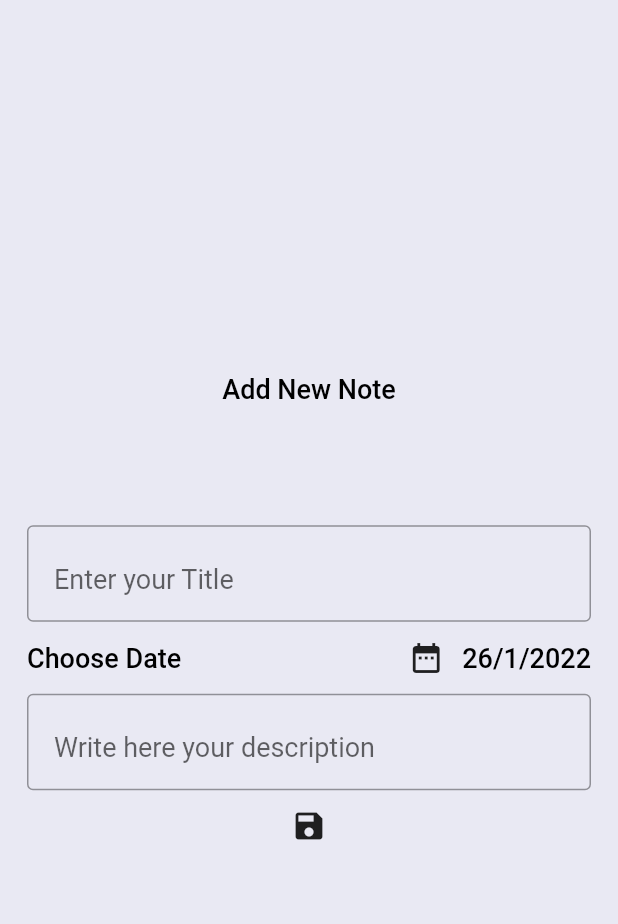
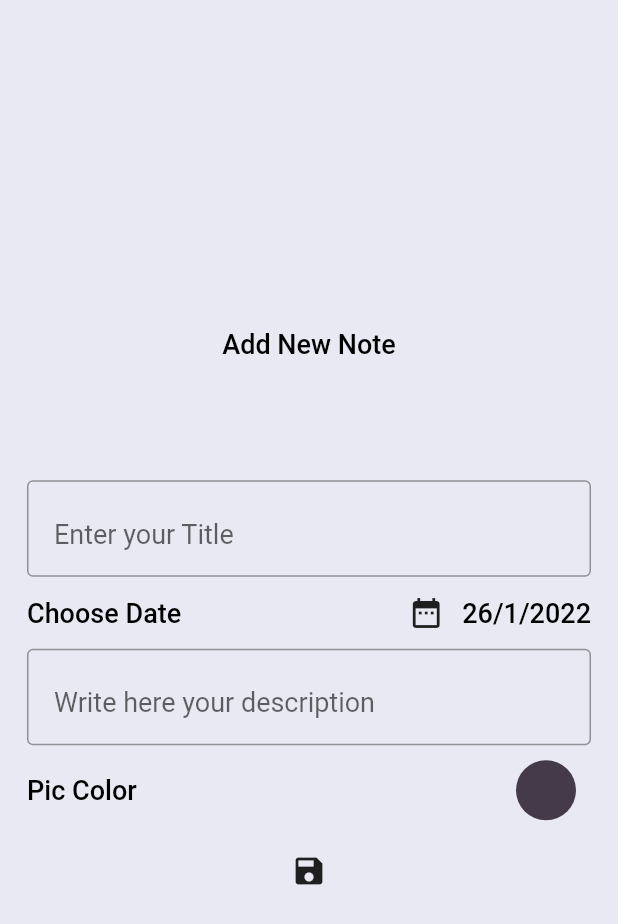
Before and after one commit to ahmohassan/Xusus-Qore, a Flutter app: the screen it shows after launch, after a tap on the "add" icon, on a phone screen of 412 x 824 dp. Shown: the top 924 px of the screen. Run offline on Flutter 3.47's test engine with Material 2 defaults, Android fonts, the light colour scheme and no system bars; our stand-ins replace cloud_firestore, firebase_core, flutter_colorpicker, flutter_swipe_action_cell; missing offline and left inert: get_time_ago; accounts and stored records are empty.

Commit message:
with  picker

```diff
--- a/lib/functions/functions.dart
+++ b/lib/functions/functions.dart
@@ -9,6 +9,12 @@ class FirebaseFuncions {
 
   static void deletefun(String id) async {
     await noteRefrense.doc(id).delete();
+  }
+
+  static Stream<List<Notes>> readNote() {
+    // final data = await noteRefrense.get();
+    return noteRefrense.snapshots().map((snapshot) =>
+        snapshot.docs.map((doc) => Notes.fromjson(doc.data())).toList());
   }
 
   static Future<List<Notes>> getnote() async {
--- a/lib/screens/addNewNote.dart
+++ b/lib/screens/addNewNote.dart
@@ -2,6 +2,7 @@
 
 import 'package:cloud_firestore/cloud_firestore.dart';
 import 'package:flutter/material.dart';
+import 'package:flutter_colorpicker/flutter_colorpicker.dart';
 import 'package:somapp/functions/functions.dart';
 import 'package:somapp/widget/CustomText.dart';
 
@@ -35,6 +36,14 @@ class _AddNewNoteState extends State<AddNewNote> {
 
   final title = TextEditingController();
   final description = TextEditingController();
+
+  Color pickerColor = Color(0xff443a49);
+  // Color currentColor = Color(0xff443a49);
+
+  void changeColor(Color color) {
+    setState(() => pickerColor = color);
+  }
+
   @override
   Widget build(BuildContext context) {
     return Scaffold(
@@ -82,6 +91,29 @@ class _AddNewNoteState extends State<AddNewNote> {
               hintText: 'Write here your description',
             ),
             Row(
+              mainAxisAlignment: MainAxisAlignment.spaceBetween,
+              children: [
+                InkWell(
+                    onTap: () => pickColor(context),
+                    child: CustomText(
+                      text: 'Pic Color ',
+                      color: Colors.black,
+                    )),
+                SizedBox(
+                  width: 20,
+                ),
+                Container(
+                  margin: EdgeInsets.all(10),
+                  width: 40,
+                  height: 40,
+                  decoration: BoxDecoration(
+                    shape: BoxShape.circle,
+                    color: pickerColor,
+                  ),
+                )
+              ],
+            ),
+            Row(
               children: [
                 Expanded(
                     child: IconButton(
@@ -101,6 +133,36 @@ class _AddNewNoteState extends State<AddNewNote> {
       ),
     );
   }
+
+  Widget buildColorPicker() => ColorPicker(
+        pickerColor: pickerColor,
+        onColorChanged: (color) => setState(() {
+          pickerColor = color;
+        }),
+      );
+
+  pickColor(BuildContext context) => showDialog(
+        context: context,
+        builder: (context) => AlertDialog(
+          title: CustomText(
+            text: 'Pic your color',
+            color: Colors.black,
+          ),
+          content: Column(
+            mainAxisSize: MainAxisSize.min,
+            children: [
+              buildColorPicker(),
+              TextButton(
+                child: CustomText(
+                  text: 'Select',
+                  color: Colors.blue,
+                ),
+                onPressed: () => Navigator.of(context).pop(),
+              ),
+            ],
+          ),
+        ),
+      );
 }
 
 class CustomeTextField extends StatelessWidget {
--- a/lib/screens/viewMyNotes.dart
+++ b/lib/screens/viewMyNotes.dart
@@ -11,8 +11,8 @@ class ViewMyNotes extends StatelessWidget {
   @override
   Widget build(BuildContext context) {
     return Expanded(
-      child: FutureBuilder<List<Notes>>(
-        future: FirebaseFuncions.getnote(),
+        child: StreamBuilder<List<Notes>>(
+      stream: FirebaseFuncions.readNote(),
       builder: (context, snapshot) {
         if (snapshot.connectionState == ConnectionState.waiting) {
           return const Center(
@@ -30,9 +30,31 @@ class ViewMyNotes extends StatelessWidget {
             },
           );
         }
-          return const Text('There is no data');
+        return Text('There is no data');
       },
-      ),
-    );
+    ));
   }
 }
+
+// FutureBuilder<List<Notes>>(
+//         future: FirebaseFuncions.getnote(),
+//         builder: (context, snapshot) {
+//           if (snapshot.connectionState == ConnectionState.waiting) {
+//             return const Center(
+//               child: CircularProgressIndicator(),
+//             );
+//           }
+//           if (snapshot.hasData) {
+//             final noteslist = snapshot.data!;
+//             return ListView.builder(
+//               itemCount: noteslist.length,
+//               itemBuilder: (context, index) {
+//                 return NoteCard(
+//                   notes: noteslist[index],
+//                 );
+//               },
+//             );
+//           }
+//           return const Text('There is no data');
+//         },
+//       ),
--- a/pubspec.yaml
+++ b/pubspec.yaml
@@ -17,6 +17,7 @@ dependencies:
   cloud_firestore: ^3.1.6
   flutter_swipe_action_cell: ^2.1.5
   get_time_ago: ^1.1.2
+  flutter_colorpicker: ^1.0.3
 
 
 dev_dependencies:
```
Also changed, not shown: pubspec.lock. Lines whose indentation alone changed are shown as unchanged.
